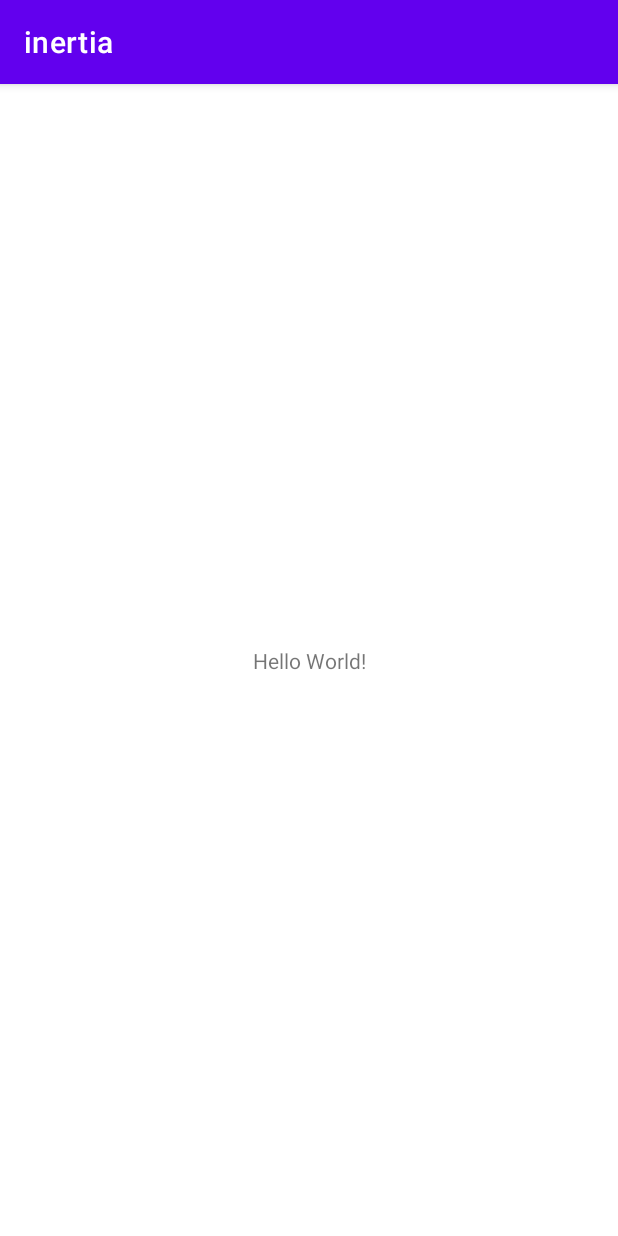
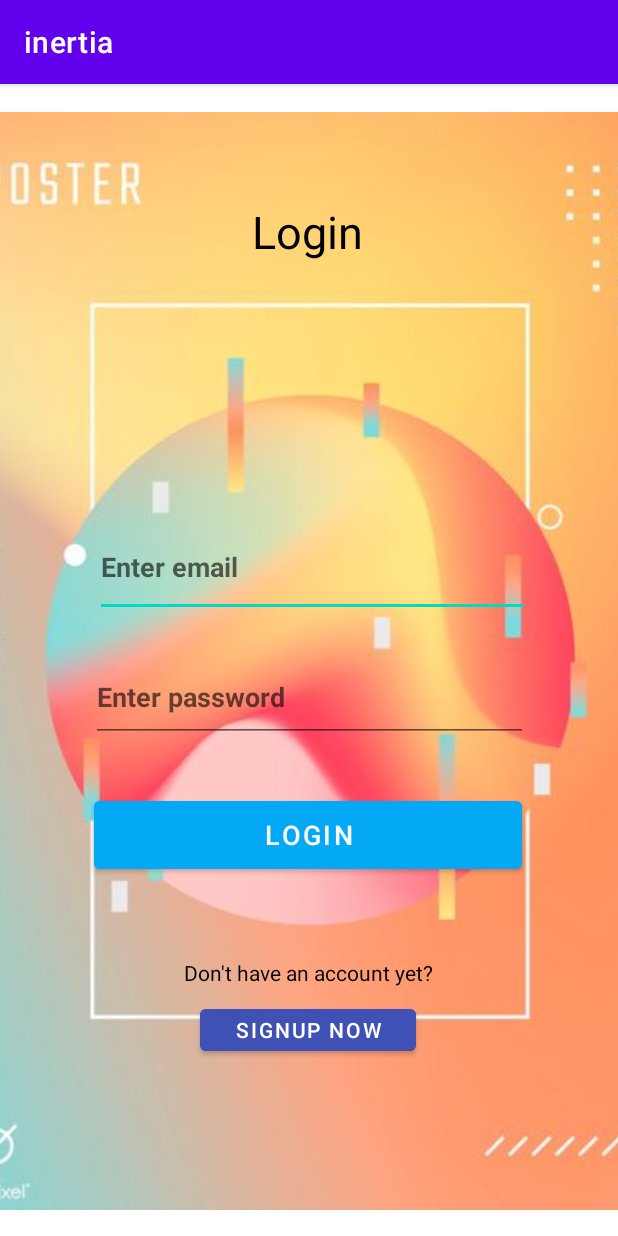
Before and after one commit to AzTechs-Team/inertia, an Android app: the screen it shows after launch (MainActivity before the commit, LoginActivity after it), on a phone screen of 412 x 824 dp. Run offline under Robolectric (Android 15) with nearby library versions, the phone set to English and light mode, and no system bars; our stand-ins replace Firebase (no records; nobody signed in at launch, a user with empty details on screens opened directly).

Commit message:
Basic auth with firebase added ✅

```diff
--- a/app/build.gradle
+++ b/app/build.gradle
@@ -1,5 +1,6 @@
 plugins {
     id 'com.android.application'
+    id 'com.google.gms.google-services'
 }
 
 android {
@@ -35,4 +36,9 @@ dependencies {
     testImplementation 'junit:junit:4.+'
     androidTestImplementation 'androidx.test.ext:junit:1.1.2'
     androidTestImplementation 'androidx.test.espresso:espresso-core:3.3.0'
+
+    implementation platform('com.google.firebase:firebase-bom:28.4.1')
+    implementation 'com.google.firebase:firebase-analytics'
+    implementation 'com.google.firebase:firebase-auth'
+
 }
--- /dev/null
+++ b/app/src/main/java/com/example/inertia/LoginActivity.java
@@ -0,0 +1,82 @@
+package com.example.inertia;
+
+import androidx.annotation.NonNull;
+import androidx.appcompat.app.AppCompatActivity;
+
+import android.content.Intent;
+import android.os.Bundle;
+import android.view.View;
+import android.widget.Button;
+import android.widget.EditText;
+import android.widget.TextView;
+import android.widget.Toast;
+
+import com.google.android.gms.tasks.OnCompleteListener;
+import com.google.android.gms.tasks.Task;
+import com.google.firebase.auth.AuthResult;
+import com.google.firebase.auth.FirebaseAuth;
+import com.google.firebase.auth.FirebaseUser;
+
+public class LoginActivity extends AppCompatActivity {
+
+    private FirebaseAuth mAuth;
+    private Button login, viewSignup;
+    private EditText email, password;
+
+    @Override
+    protected void onCreate(Bundle savedInstanceState) {
+        super.onCreate(savedInstanceState);
+        setContentView(R.layout.activity_login);
+
+        mAuth = FirebaseAuth.getInstance();
+
+        login = findViewById(R.id.login);
+        viewSignup = findViewById(R.id.viewSignup);
+        email = findViewById(R.id.email);
+        password = findViewById(R.id.password);
+
+        login.setOnClickListener(new View.OnClickListener(){
+            @Override
+            public void onClick(View view){
+//                mAuth.createUserWithEmailAndPassword(email.getText().toString(), password.getText().toString())
+//                        .addOnCompleteListener(LoginActivity.this, new OnCompleteListener<AuthResult>() {
+//                            public void onComplete(@NonNull Task<AuthResult> task) {
+//                                if (task.isSuccessful()) {
+//                                    Toast.makeText(LoginActivity.this, "Authentication successful.",
+//                                            Toast.LENGTH_SHORT).show();
+////                                    FirebaseUser user = mAuth.getCurrentUser();
+//                                    Intent intent = new Intent(LoginActivity.this, MainActivity.class);
+//                                    startActivity(intent);
+//                                } else {
+//                                    Toast.makeText(LoginActivity.this, "Authentication failed.",
+//                                            Toast.LENGTH_SHORT).show();
+//                                }
+//                            }
+//                        });
+//
+                mAuth.signInWithEmailAndPassword(email.getText().toString(), password.getText().toString())
+                        .addOnCompleteListener(LoginActivity.this, new OnCompleteListener<AuthResult>() {
+                                    public void onComplete(@NonNull Task<AuthResult> task) {
+                                        if (task.isSuccessful()) {
+                                            Toast.makeText(LoginActivity.this, "Login successful.",
+                                                    Toast.LENGTH_SHORT).show();
+                                            Intent intent = new Intent(LoginActivity.this, MainActivity.class);
+                                            startActivity(intent);
+                                        } else {
+                                            Toast.makeText(LoginActivity.this, "Login failed.",
+                                                    Toast.LENGTH_SHORT).show();
+                                        }
+                                    }
+                });
+            }
+        });
+
+        viewSignup.setOnClickListener(new View.OnClickListener(){
+            @Override
+            public void onClick(View view){
+                Intent intent = new Intent(LoginActivity.this, SignupActivity.class);
+                startActivity(intent);
+            }
+        });
+    }
+}
--- /dev/null
+++ b/app/src/main/res/layout/activity_login.xml
@@ -0,0 +1,107 @@
+<?xml version="1.0" encoding="utf-8"?>
+<androidx.constraintlayout.widget.ConstraintLayout xmlns:android="http://schemas.android.com/apk/res/android"
+    xmlns:app="http://schemas.android.com/apk/res-auto"
+    xmlns:custom="http://schemas.android.com/apk/res-auto"
+    xmlns:tools="http://schemas.android.com/tools"
+    android:layout_width="match_parent"
+    android:layout_height="match_parent"
+    tools:context=".LoginActivity">
+
+    <ImageView
+        android:id="@+id/imageView2"
+        android:layout_width="488dp"
+        android:layout_height="796dp"
+        app:layout_constraintBottom_toBottomOf="parent"
+        app:layout_constraintEnd_toEndOf="parent"
+        app:layout_constraintHorizontal_bias="0.506"
+        app:layout_constraintStart_toStartOf="parent"
+        app:layout_constraintTop_toTopOf="parent"
+        app:layout_constraintVertical_bias="0.507"
+        custom:srcCompat="@drawable/bg" />
+
+    <Button
+        android:id="@+id/login"
+        android:layout_width="285dp"
+        android:layout_height="57dp"
+        android:backgroundTint="#03A9F4"
+        android:text="Login"
+        android:textColor="@android:color/white"
+        android:textSize="18sp"
+        app:layout_constraintBottom_toBottomOf="parent"
+        app:layout_constraintEnd_toEndOf="parent"
+        app:layout_constraintHorizontal_bias="0.495"
+        app:layout_constraintStart_toStartOf="parent"
+        app:layout_constraintTop_toTopOf="parent"
+        app:layout_constraintVertical_bias="0.664" />
+
+    <EditText
+        android:id="@+id/email"
+        android:layout_width="290dp"
+        android:layout_height="66dp"
+        android:hint="Enter email"
+        android:inputType="textEmailAddress"
+        android:textColor="#000000"
+        android:textStyle="bold"
+        app:layout_constraintBottom_toBottomOf="parent"
+        app:layout_constraintEnd_toEndOf="parent"
+        app:layout_constraintHorizontal_bias="0.519"
+        app:layout_constraintStart_toStartOf="parent"
+        app:layout_constraintTop_toTopOf="parent"
+        app:layout_constraintVertical_bias="0.412" />
+
+    <EditText
+        android:id="@+id/password"
+        android:layout_width="291dp"
+        android:layout_height="59dp"
+        android:hint="Enter password"
+        android:inputType="textPassword"
+        android:textColor="#000000"
+        android:textStyle="bold"
+        app:layout_constraintBottom_toBottomOf="parent"
+        app:layout_constraintEnd_toEndOf="parent"
+        app:layout_constraintHorizontal_bias="0.505"
+        app:layout_constraintStart_toStartOf="parent"
+        app:layout_constraintTop_toTopOf="parent"
+        app:layout_constraintVertical_bias="0.535" />
+
+    <TextView
+        android:id="@+id/textView2"
+        android:layout_width="wrap_content"
+        android:layout_height="wrap_content"
+        android:text="Login"
+        android:textColor="#000000"
+        android:textSize="30sp"
+        app:layout_constraintBottom_toBottomOf="parent"
+        app:layout_constraintEnd_toEndOf="parent"
+        app:layout_constraintHorizontal_bias="0.498"
+        app:layout_constraintStart_toStartOf="parent"
+        app:layout_constraintTop_toTopOf="parent"
+        app:layout_constraintVertical_bias="0.107" />
+
+    <TextView
+        android:id="@+id/textView3"
+        android:layout_width="wrap_content"
+        android:layout_height="wrap_content"
+        android:text="Don't have an account yet?"
+        android:textColor="#000000"
+        app:layout_constraintBottom_toBottomOf="parent"
+        app:layout_constraintEnd_toEndOf="parent"
+        app:layout_constraintHorizontal_bias="0.498"
+        app:layout_constraintStart_toStartOf="parent"
+        app:layout_constraintTop_toTopOf="parent"
+        app:layout_constraintVertical_bias="0.778" />
+
+    <Button
+        android:id="@+id/viewSignup"
+        android:layout_width="144dp"
+        android:layout_height="40dp"
+        android:backgroundTint="#3F51B5"
+        android:text="Signup Now"
+        app:layout_constraintBottom_toBottomOf="parent"
+        app:layout_constraintEnd_toEndOf="parent"
+        app:layout_constraintHorizontal_bias="0.498"
+        app:layout_constraintStart_toStartOf="parent"
+        app:layout_constraintTop_toTopOf="parent"
+        app:layout_constraintVertical_bias="0.839" />
+
+</androidx.constraintlayout.widget.ConstraintLayout>
--- a/build.gradle
+++ b/build.gradle
@@ -6,7 +6,8 @@ buildscript {
     }
     dependencies {
         classpath "com.android.tools.build:gradle:7.0.2"
-
+//        classpath 'com.android.tools.build:gradle:4.1.2'
+        classpath 'com.google.gms:google-services:4.3.10'
         // NOTE: Do not place your application dependencies here; they belong
         // in the individual module build.gradle files
     }
```
Also changed, not shown: app/src/main/AndroidManifest.xml (+13 -1 lines), app/src/main/java/com/example/inertia/MainActivity.java (+43 -0 lines), app/src/main/java/com/example/inertia/SignupActivity.java (added, +67 -0 lines), app/src/main/res/layout/activity_main.xml (+15 -1 lines), app/src/main/res/layout/activity_signup.xml (added, +107 -0 lines), app/src/main/res/drawable/bg.png (added), 1 other file.
